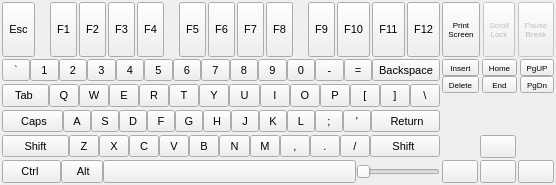
The window that recovery/WidgetKeyboard.ui (procount/pinn) describes before a commit, drawn with Qt 5.
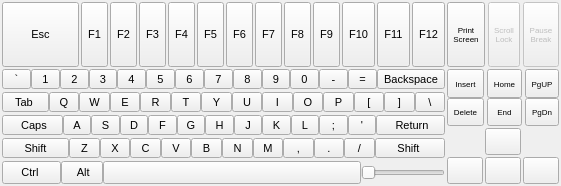
The same window after the commit. Icons and pictures are not drawn.

Commit message: VK dependent on screen size

The edit to the form file:
```diff
--- a/recovery/WidgetKeyboard.ui
+++ b/recovery/WidgetKeyboard.ui
@@ -6,8 +6,8 @@
    <rect>
     <x>0</x>
     <y>0</y>
-    <width>556</width>
-    <height>185</height>
+    <width>561</width>
+    <height>186</height>
    </rect>
   </property>
   <property name="windowTitle">
@@ -63,19 +63,6 @@
          </property>
         </widget>
        </item>
-       <item>
-        <spacer name="horizontalSpacer">
-         <property name="orientation">
-          <enum>Qt::Horizontal</enum>
-         </property>
-         <property name="sizeHint" stdset="0">
-          <size>
-           <width>50</width>
-           <height>22</height>
-          </size>
-         </property>
-        </spacer>
-       </item>
        <item>
         <layout class="QHBoxLayout" name="horizontalLayout_6">
          <property name="spacing">
@@ -179,19 +166,6 @@
          </item>
         </layout>
        </item>
-       <item>
-        <spacer name="horizontalSpacer_2">
-         <property name="orientation">
-          <enum>Qt::Horizontal</enum>
-         </property>
-         <property name="sizeHint" stdset="0">
-          <size>
-           <width>50</width>
-           <height>16</height>
-          </size>
-         </property>
-        </spacer>
-       </item>
        <item>
         <layout class="QHBoxLayout" name="horizontalLayout_7">
          <property name="spacing">
@@ -295,19 +269,6 @@
          </item>
         </layout>
        </item>
-       <item>
-        <spacer name="horizontalSpacer_3">
-         <property name="orientation">
-          <enum>Qt::Horizontal</enum>
-         </property>
-         <property name="sizeHint" stdset="0">
-          <size>
-           <width>50</width>
-           <height>17</height>
-          </size>
-         </property>
-        </spacer>
-       </item>
        <item>
         <layout class="QHBoxLayout" name="horizontalLayout_8">
          <property name="spacing">
@@ -572,19 +533,6 @@
          </item>
         </layout>
        </item>
-       <item>
-        <spacer name="verticalSpacer">
-         <property name="orientation">
-          <enum>Qt::Vertical</enum>
-         </property>
-         <property name="sizeHint" stdset="0">
-          <size>
-           <width>20</width>
-           <height>40</height>
-          </size>
-         </property>
-        </spacer>
-       </item>
        <item>
         <layout class="QGridLayout" name="gridLayout_2">
          <item row="0" column="1">
```
The commit also changes 1 other file.
